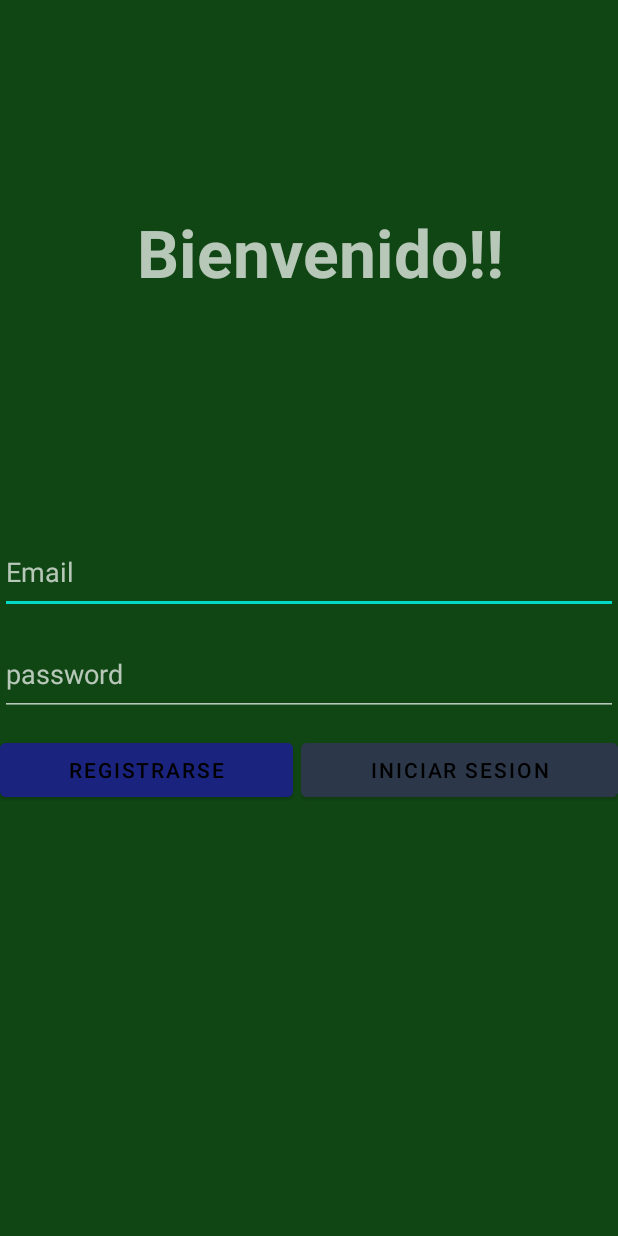
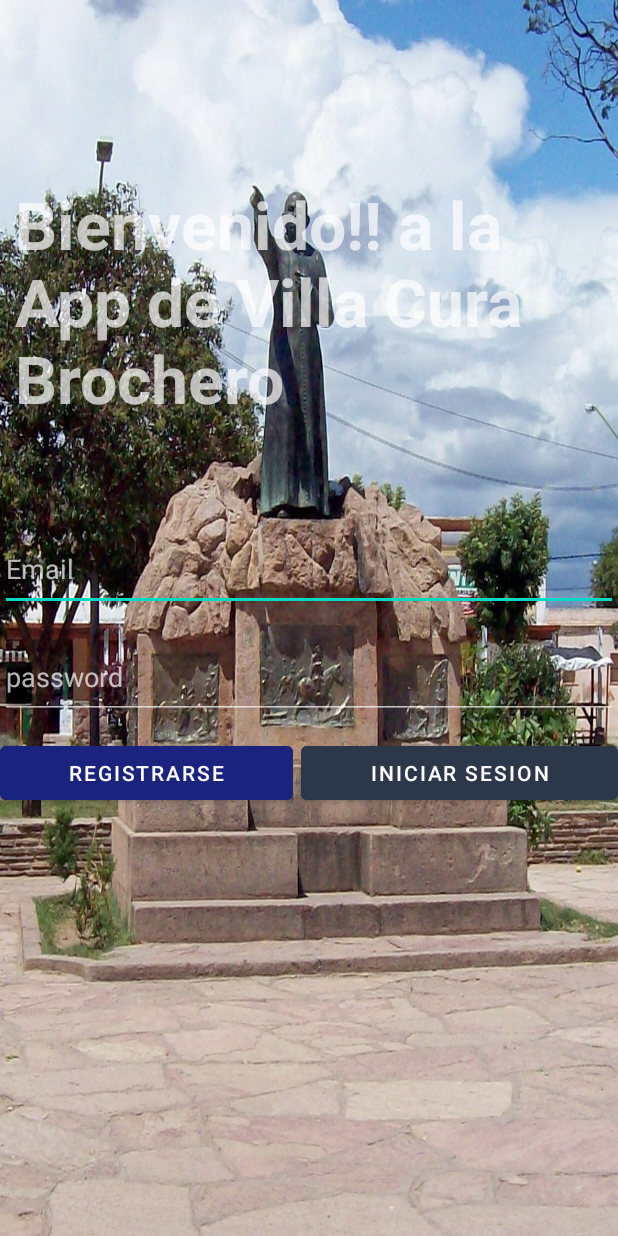
Before and after one commit to EstebanLescano/InfoVCBrochero2.0, an Android app: the screen it shows after launch (AuthActivity), on a phone screen of 412 x 824 dp. Run offline under Robolectric (Android 15) with nearby library versions, the phone set to English and light mode, and no system bars; our stand-ins replace Firebase (no records; nobody signed in at launch, a user with empty details on screens opened directly).

Commit message:
modificaciones de backgroun y textview

```diff
--- a/app/src/main/res/layout/activity_auth.xml
+++ b/app/src/main/res/layout/activity_auth.xml
@@ -4,15 +4,15 @@
     xmlns:tools="http://schemas.android.com/tools"
     android:layout_width="match_parent"
     android:layout_height="match_parent"
-    android:background="@color/green"
+    android:background="@drawable/monumento"
     tools:context=".AuthActivity">
 
     <TextView
         android:id="@+id/txtBienvenidos"
-        android:layout_width="wrap_content"
+        android:layout_width="0dp"
         android:layout_height="wrap_content"
-        android:layout_marginLeft="30dp"
-        android:layout_marginRight="30dp"
+        android:layout_marginLeft="10dp"
+        android:layout_marginRight="10dp"
         android:text="@string/bienvenido"
         android:textSize="44sp"
         android:textStyle="bold"
@@ -44,7 +44,7 @@
 
         <Space
             android:layout_width="match_parent"
-            android:layout_height="12dp" />
+            android:layout_height="16dp" />
 
         <EditText
             android:id="@+id/editTextPassword"
@@ -70,7 +70,7 @@
                 android:layout_weight="1"
                 android:backgroundTint="@color/colorPrimary"
                 android:text="@string/registrarse"
-               android:textColor="@color/black" />
+               android:textColor="@color/textbutton" />
 
             <Space
                 android:layout_width="5dp"
@@ -83,7 +83,7 @@
                 android:layout_weight="1"
                 android:backgroundTint="@color/colorPrimaryDark"
                 android:text="@string/iniciar_sesion"
-                android:textColor="@color/black" />
+                android:textColor="@color/textbutton" />
 
         </LinearLayout>
     </LinearLayout>
--- a/app/src/main/res/values/colors.xml
+++ b/app/src/main/res/values/colors.xml
@@ -12,5 +12,6 @@
     <color name="teal_700">#FF018786</color>
     <color name="black">#FF000000</color>
     <color name="green">#104614</color>
+    <color name="textbutton">#FFFDFD</color>
 
 </resources>
--- a/app/src/main/res/values/strings.xml
+++ b/app/src/main/res/values/strings.xml
@@ -2,7 +2,7 @@
     <string name="app_name">InfoVCBrochero2.0</string>
     <string name="registrarse">Registrarse</string>
     <string name="iniciar_sesion">Iniciar Sesion</string>
-    <string name="bienvenido">Bienvenido!!</string>
+    <string name="bienvenido">Bienvenido!! a la App de Villa Cura Brochero</string>
     <!-- TODO: Remove or change this placeholder text -->
     <string name="hello_blank_fragment">Hello blank fragment</string>
     <string name="Email">Email</string>
```
Also changed, not shown: 2 other files.
